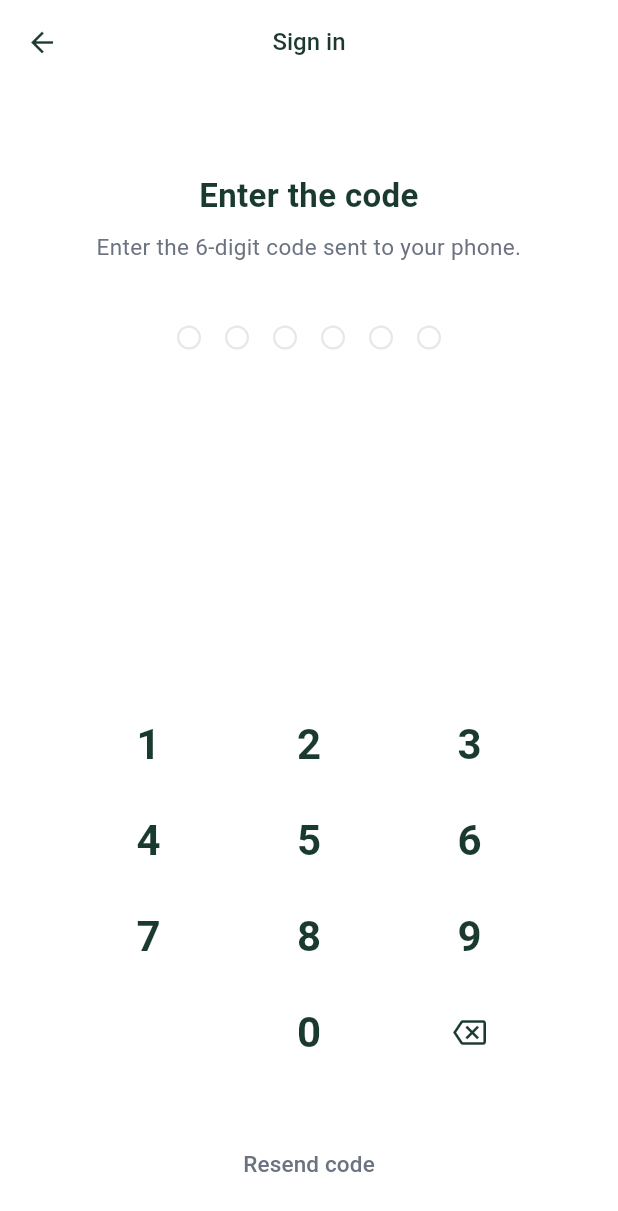
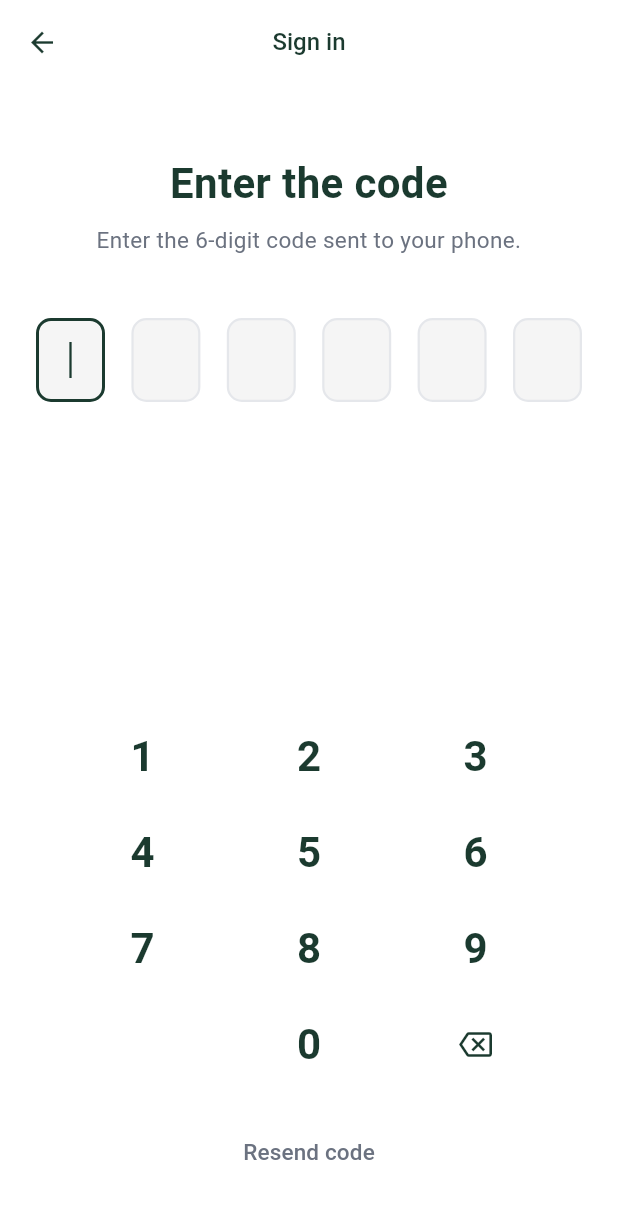
Before and after one commit to mostafayoussef10993/Identity-Verification-Mobile-App, a Flutter app: the OtpVerificationScreen screen opened directly with empty values, on a phone screen of 412 x 824 dp. Shown: the top 1211 px of the screen. Run offline on Flutter 3.47's test engine with Material 3 defaults, Android fonts, the phone set to English and light mode, and no system bars; our stand-ins replace cloud_firestore, dio, firebase_auth, firebase_core, flutter_bloc, go_router and 1 more; accounts and stored records are empty; network calls fail.

Commit message:
fixed otp ui

```diff
--- a/lib/authentication/ui/otp_verification_screen.dart
+++ b/lib/authentication/ui/otp_verification_screen.dart
@@ -1,8 +1,8 @@
 import 'package:flutter/material.dart';
 import 'package:flutter_bloc/flutter_bloc.dart';
 import 'package:go_router/go_router.dart';
-import 'package:kyc/core/widgets/kyc_app_bar.dart';
 import '../../core/theme/app_theme.dart';
+import '../../core/widgets/kyc_app_bar.dart';
 import '../cubit/auth_cubit.dart';
 
 class OtpVerificationScreen extends StatefulWidget {
@@ -41,7 +41,11 @@ class _OtpVerificationScreenState extends State<OtpVerificationScreen> {
   Widget build(BuildContext context) {
     return Scaffold(
       backgroundColor: AppColors.background,
-      appBar: KycAppBar(title: 'Sign in', showBack: false, showClose: false),
+      appBar: const KycAppBar(
+        title: 'Sign in',
+        showBack: false,
+        showClose: false,
+      ),
       body: BlocConsumer<AuthCubit, AuthState>(
         listener: (context, state) {
           if (state is AuthAuthenticated) {
@@ -58,15 +62,21 @@ class _OtpVerificationScreenState extends State<OtpVerificationScreen> {
           }
         },
         builder: (context, state) {
+          final isLoading = state is AuthLoading;
+
           return SafeArea(
             child: Column(
               children: [
-                const SizedBox(height: 60),
+                const SizedBox(height: 48),
 
-                // Title
+                // Title & subtitle
+                Padding(
+                  padding: const EdgeInsets.symmetric(horizontal: 24),
+                  child: Column(
+                    children: [
                       Text(
-                  state is AuthLoading ? 'Verifying...' : 'Enter the code',
-                  style: AppTextStyles.heading2,
+                        'Enter the code',
+                        style: AppTextStyles.heading1,
                         textAlign: TextAlign.center,
                       ),
                       const SizedBox(height: 8),
@@ -75,43 +85,80 @@ class _OtpVerificationScreenState extends State<OtpVerificationScreen> {
                         style: AppTextStyles.body,
                         textAlign: TextAlign.center,
                       ),
+                    ],
+                  ),
+                ),
 
                 const SizedBox(height: 40),
 
-                // 6 dot indicators
-                Row(
-                  mainAxisAlignment: MainAxisAlignment.center,
+                // 6 individual square boxes showing digits
+                Padding(
+                  padding: const EdgeInsets.symmetric(horizontal: 24),
+                  child: Row(
+                    mainAxisAlignment: MainAxisAlignment.spaceBetween,
                     children: List.generate(_codeLength, (i) {
-                    final filled = i < _code.length;
-                    return Container(
-                      margin: const EdgeInsets.symmetric(horizontal: 8),
-                      width: 16,
-                      height: 16,
+                      final hasDigit = i < _code.length;
+                      final isActive = i == _code.length; // current box
+
+                      return AnimatedContainer(
+                        duration: const Duration(milliseconds: 150),
+                        width: 46,
+                        height: 56,
                         decoration: BoxDecoration(
-                        shape: BoxShape.circle,
-                        color: filled ? AppColors.primary : Colors.transparent,
+                          color: hasDigit
+                              ? AppColors.primary.withOpacity(0.05)
+                              : AppColors.surfaceGrey,
+                          borderRadius: BorderRadius.circular(10),
                           border: Border.all(
-                          color: filled ? AppColors.primary : AppColors.divider,
-                          width: 1.5,
+                            color: isActive
+                                ? AppColors
+                                      .primary // active = dark green border
+                                : hasDigit
+                                ? AppColors
+                                      .primary // filled = dark green border
+                                : AppColors.divider, // empty = grey border
+                            width: isActive || hasDigit ? 2 : 1.5,
                           ),
                         ),
+                        alignment: Alignment.center,
+                        child: hasDigit
+                            ? Text(
+                                _code[i], // visible digit
+                                style: const TextStyle(
+                                  fontSize: 22,
+                                  fontWeight: FontWeight.bold,
+                                  color: AppColors.textPrimary,
+                                ),
+                              )
+                            : isActive
+                            ? Container(
+                                // blinking cursor bar
+                                width: 1.5,
+                                height: 24,
+                                color: AppColors.primary,
+                              )
+                            : null,
                       );
                     }),
+                  ),
                 ),
 
                 const Spacer(),
 
-                if (state is AuthLoading)
-                  const CircularProgressIndicator(color: AppColors.primary)
+                // Loading or numpad
+                if (isLoading)
+                  const Padding(
+                    padding: EdgeInsets.only(bottom: 48),
+                    child: CircularProgressIndicator(color: AppColors.primary),
+                  )
                 else
-                  // Custom numpad
                   _buildNumpad(),
 
-                const SizedBox(height: 32),
+                const SizedBox(height: 16),
 
-                // Resend option
+                // Resend
                 TextButton(
-                  onPressed: () => context.pop(),
+                  onPressed: isLoading ? null : () => context.pop(),
                   child: const Text(
                     'Resend code',
                     style: TextStyle(
@@ -121,7 +168,7 @@ class _OtpVerificationScreenState extends State<OtpVerificationScreen> {
                   ),
                 ),
 
-                const SizedBox(height: 24),
+                const SizedBox(height: 32),
               ],
             ),
           );
@@ -131,7 +178,7 @@ class _OtpVerificationScreenState extends State<OtpVerificationScreen> {
   }
 
   Widget _buildNumpad() {
-    const keys = [
+    const rows = [
       ['1', '2', '3'],
       ['4', '5', '6'],
       ['7', '8', '9'],
@@ -139,18 +186,26 @@ class _OtpVerificationScreenState extends State<OtpVerificationScreen> {
     ];
 
     return Padding(
-      padding: const EdgeInsets.symmetric(horizontal: 32),
+      padding: const EdgeInsets.symmetric(horizontal: 24),
       child: Column(
-        children: keys.map((row) {
+        children: rows.map((row) {
           return Row(
             mainAxisAlignment: MainAxisAlignment.spaceEvenly,
             children: row.map((key) {
-              if (key.isEmpty) return const SizedBox(width: 80, height: 64);
+              if (key.isEmpty) {
+                return const SizedBox(width: 80, height: 64);
+              }
 
               return SizedBox(
                 width: 80,
                 height: 64,
                 child: TextButton(
+                  style: TextButton.styleFrom(
+                    overlayColor: AppColors.primary.withOpacity(0.08),
+                    shape: RoundedRectangleBorder(
+                      borderRadius: BorderRadius.circular(12),
+                    ),
+                  ),
                   onPressed: key == 'del' ? _onDelete : () => _onKeyTap(key),
                   child: key == 'del'
                       ? const Icon(
```
Lines whose indentation alone changed are shown as unchanged.
